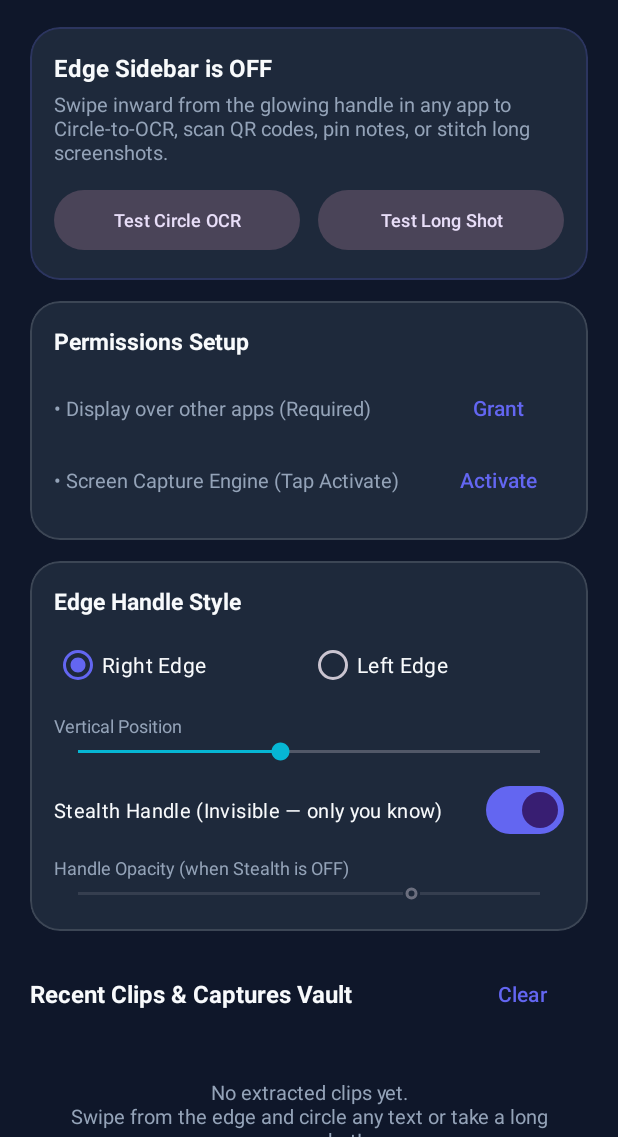
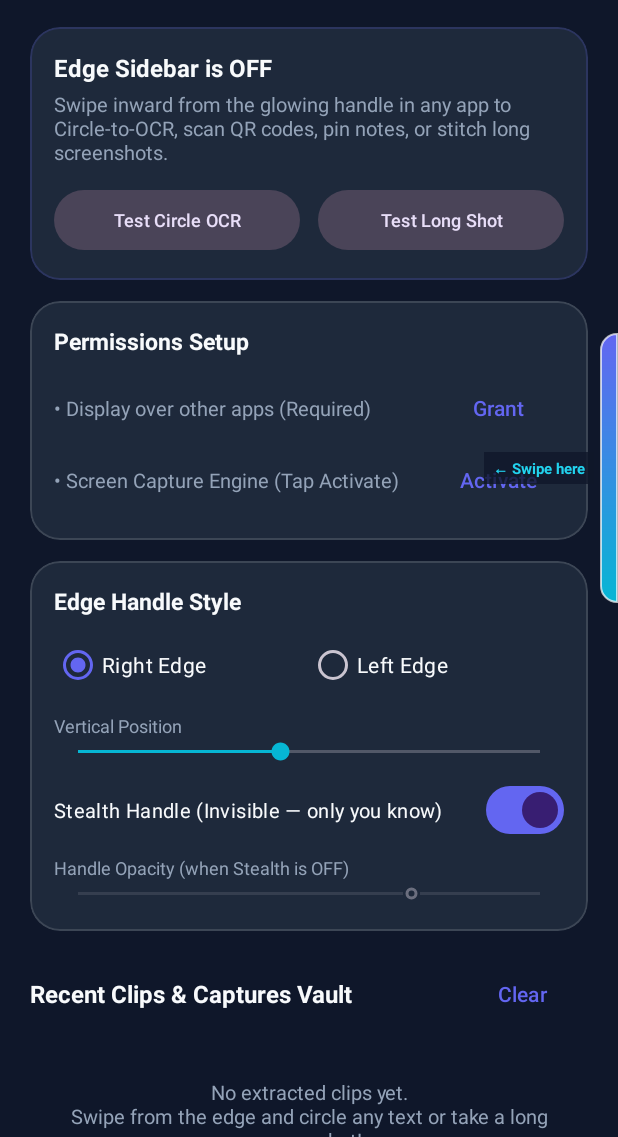
Before and after one commit to JojiK85/Snapedge, an Android app: the screen it shows after launch (MainActivity), on a phone screen of 412 x 824 dp, the part 99-1236 px from its top. Run offline under Robolectric (Android 15) with nearby library versions, the phone set to English and light mode, and no system bars.

Commit message:
Update SnapEdge

```diff
--- a/app/src/main/java/com/snapedge/app/overlay/LassoCaptureOverlay.kt
+++ b/app/src/main/java/com/snapedge/app/overlay/LassoCaptureOverlay.kt
@@ -12,6 +12,7 @@ import android.net.Uri
 import android.os.Build
 import android.os.Environment
 import android.provider.MediaStore
+import android.view.ContextThemeWrapper
 import android.view.Gravity
 import android.view.KeyEvent
 import android.view.LayoutInflater
@@ -56,12 +57,13 @@ class LassoCaptureOverlay(
 ) {
     private val scope = CoroutineScope(Dispatchers.Main + Job())
     private val prefs = PreferencesManager(context)
+    private val themedContext = ContextThemeWrapper(context, R.style.Theme_SnapEdge)
 
     private var rootView: View? = null
     private var croppedBitmap: Bitmap? = null
 
     fun show() {
-        val inflater = LayoutInflater.from(context)
+        val inflater = LayoutInflater.from(themedContext)
         val view = inflater.inflate(R.layout.overlay_lasso_capture, null)
         rootView = view
 
@@ -328,7 +330,7 @@ class LassoCaptureOverlay(
     }
 
     private fun createEntityChip(entity: SmartEntity): Chip {
-        return Chip(context).apply {
+        return Chip(themedContext).apply {
             text = entity.label
             isClickable = true
             setOnClickListener {
--- a/app/src/main/java/com/snapedge/app/overlay/LongScreenshotOverlay.kt
+++ b/app/src/main/java/com/snapedge/app/overlay/LongScreenshotOverlay.kt
@@ -4,6 +4,7 @@ import android.content.Context
 import android.graphics.Bitmap
 import android.graphics.PixelFormat
 import android.os.Build
+import android.view.ContextThemeWrapper
 import android.view.Gravity
 import android.view.LayoutInflater
 import android.view.View
@@ -45,7 +46,8 @@ class LongScreenshotOverlay(
     private var isStitching = false
 
     fun show() {
-        val view = LayoutInflater.from(context).inflate(R.layout.overlay_long_screenshot, null)
+        val themedContext = ContextThemeWrapper(context, R.style.Theme_SnapEdge)
+        val view = LayoutInflater.from(themedContext).inflate(R.layout.overlay_long_screenshot, null)
         rootView = view
 
         val tvStatus = view.findViewById<TextView>(R.id.tvLongShotStatus)
--- a/app/src/main/java/com/snapedge/app/overlay/PinnedFloatingWindow.kt
+++ b/app/src/main/java/com/snapedge/app/overlay/PinnedFloatingWindow.kt
@@ -10,6 +10,7 @@ import android.graphics.PixelFormat
 import android.net.Uri
 import android.os.Build
 import android.text.method.ScrollingMovementMethod
+import android.view.ContextThemeWrapper
 import android.view.Gravity
 import android.view.LayoutInflater
 import android.view.MotionEvent
@@ -36,7 +37,8 @@ class PinnedFloatingWindow(
 
     @SuppressLint("ClickableViewAccessibility")
     fun show() {
-        val view = LayoutInflater.from(context).inflate(R.layout.overlay_pinned_window, null)
+        val themedContext = ContextThemeWrapper(context, R.style.Theme_SnapEdge)
+        val view = LayoutInflater.from(themedContext).inflate(R.layout.overlay_pinned_window, null)
         rootView = view
 
         val dragHeader = view.findViewById<View>(R.id.pinnedDragHeader)
--- a/app/src/main/java/com/snapedge/app/ui/MainActivity.kt
+++ b/app/src/main/java/com/snapedge/app/ui/MainActivity.kt
@@ -10,8 +10,10 @@ import android.net.Uri
 import android.os.Build
 import android.os.Bundle
 import android.provider.Settings
+import android.view.Gravity
 import android.view.View
 import android.view.WindowManager
+import android.widget.FrameLayout
 import android.widget.RadioButton
 import android.widget.RadioGroup
 import android.widget.SeekBar
@@ -46,6 +48,9 @@ class MainActivity : AppCompatActivity() {
     private lateinit var tvPermOverlay: TextView
     private lateinit var tvPermCapture: TextView
     private lateinit var tvEmptyVault: TextView
+    private lateinit var edgePreviewGuide: View
+    private lateinit var edgePreviewBar: View
+    private lateinit var tvEdgePreviewHint: TextView
 
     private val notificationPermLauncher =
         registerForActivityResult(ActivityResultContracts.RequestPermission()) { granted ->
@@ -78,6 +83,9 @@ class MainActivity : AppCompatActivity() {
         tvPermOverlay = findViewById(R.id.tvPermOverlay)
         tvPermCapture = findViewById(R.id.tvPermCapture)
         tvEmptyVault = findViewById(R.id.tvEmptyVault)
+        edgePreviewGuide = findViewById(R.id.edgePreviewGuide)
+        edgePreviewBar = findViewById(R.id.edgePreviewBar)
+        tvEdgePreviewHint = findViewById(R.id.tvEdgePreviewHint)
 
         switchMasterEdge.setOnCheckedChangeListener { _, isChecked ->
             if (isChecked) {
@@ -160,18 +168,23 @@ class MainActivity : AppCompatActivity() {
         seekVertical.progress = config.verticalPercent
         seekOpacity.progress = config.opacityPercent
         seekOpacity.isEnabled = !config.stealthMode
+        updateEdgePreviewGuide(config)
 
         switchStealth.setOnCheckedChangeListener { _, isChecked ->
             val current = prefs.getEdgeConfig()
-            prefs.saveEdgeConfig(current.copy(stealthMode = isChecked))
+            val updated = current.copy(stealthMode = isChecked)
+            prefs.saveEdgeConfig(updated)
             seekOpacity.isEnabled = !isChecked
+            updateEdgePreviewGuide(updated)
             notifyOverlayConfigChanged()
         }
 
         rgSide.setOnCheckedChangeListener { _, checkedId ->
             val current = prefs.getEdgeConfig()
             val side = if (checkedId == R.id.rbLeftEdge) EdgeSide.LEFT else EdgeSide.RIGHT
-            prefs.saveEdgeConfig(current.copy(side = side))
+            val updated = current.copy(side = side)
+            prefs.saveEdgeConfig(updated)
+            updateEdgePreviewGuide(updated)
             notifyOverlayConfigChanged()
         }
 
@@ -179,7 +192,9 @@ class MainActivity : AppCompatActivity() {
             override fun onProgressChanged(seekBar: SeekBar?, progress: Int, fromUser: Boolean) {
                 if (!fromUser) return
                 val current = prefs.getEdgeConfig()
-                prefs.saveEdgeConfig(current.copy(verticalPercent = progress.coerceAtLeast(5)))
+                val updated = current.copy(verticalPercent = progress.coerceAtLeast(5))
+                prefs.saveEdgeConfig(updated)
+                updateEdgePreviewGuide(updated)
                 notifyOverlayConfigChanged()
             }
 
@@ -229,6 +244,29 @@ class MainActivity : AppCompatActivity() {
         refreshStatusAndVault()
     }
 
+    private fun updateEdgePreviewGuide(config: com.snapedge.app.model.EdgeConfig) {
+        val screenHeight = resources.displayMetrics.heightPixels
+        val params = edgePreviewGuide.layoutParams as FrameLayout.LayoutParams
+        val parentGroup = edgePreviewGuide as android.widget.LinearLayout
+        parentGroup.removeAllViews()
+
+        if (config.side == EdgeSide.RIGHT) {
+            params.gravity = Gravity.TOP or Gravity.END
+            edgePreviewBar.setBackgroundResource(R.drawable.bg_edge_handle_right)
+            tvEdgePreviewHint.text = "← Swipe here"
+            parentGroup.addView(tvEdgePreviewHint)
+            parentGroup.addView(edgePreviewBar)
+        } else {
+            params.gravity = Gravity.TOP or Gravity.START
+            edgePreviewBar.setBackgroundResource(R.drawable.bg_edge_handle_left)
+            tvEdgePreviewHint.text = "Swipe here →"
+            parentGroup.addView(edgePreviewBar)
+            parentGroup.addView(tvEdgePreviewHint)
+        }
+        params.topMargin = (screenHeight * (config.verticalPercent / 100f)).toInt()
+        edgePreviewGuide.layoutParams = params
+    }
+
     private fun notifyOverlayConfigChanged() {
         if (prefs.getEdgeConfig().enabled && Settings.canDrawOverlays(this)) {
             EdgeOverlayService.start(this, EdgeOverlayService.ACTION_REFRESH_CONFIG)
--- a/app/src/main/res/layout/activity_main.xml
+++ b/app/src/main/res/layout/activity_main.xml
@@ -1,9 +1,13 @@
 <?xml version="1.0" encoding="utf-8"?>
-<androidx.core.widget.NestedScrollView xmlns:android="http://schemas.android.com/apk/res/android"
+<FrameLayout xmlns:android="http://schemas.android.com/apk/res/android"
     xmlns:app="http://schemas.android.com/apk/res-auto"
     android:layout_width="match_parent"
     android:layout_height="match_parent"
-    android:background="@color/surface_dark"
+    android:background="@color/surface_dark">
+
+<androidx.core.widget.NestedScrollView
+    android:layout_width="match_parent"
+    android:layout_height="match_parent"
     android:fillViewport="true">
 
     <LinearLayout
@@ -324,3 +328,34 @@
 
     </LinearLayout>
 </androidx.core.widget.NestedScrollView>
+
+<!-- Live In-App Edge Swipe Zone Guide (visible only inside SnapEdge setup app) -->
+<LinearLayout
+    android:id="@+id/edgePreviewGuide"
+    android:layout_width="wrap_content"
+    android:layout_height="180dp"
+    android:layout_gravity="top|end"
+    android:gravity="center_vertical"
+    android:orientation="horizontal">
+
+    <TextView
+        android:id="@+id/tvEdgePreviewHint"
+        android:layout_width="wrap_content"
+        android:layout_height="wrap_content"
+        android:layout_marginEnd="4dp"
+        android:background="#CC0F172A"
+        android:paddingHorizontal="6dp"
+        android:paddingVertical="3dp"
+        android:text="← Swipe here"
+        android:textColor="@color/accent_glow"
+        android:textSize="10sp"
+        android:textStyle="bold" />
+
+    <View
+        android:id="@+id/edgePreviewBar"
+        android:layout_width="12dp"
+        android:layout_height="match_parent"
+        android:background="@drawable/bg_edge_handle_right" />
+</LinearLayout>
+
+</FrameLayout>
```
Also changed, not shown: app/src/main/java/com/snapedge/app/service/EdgeOverlayService.kt (+5 -2 lines).
